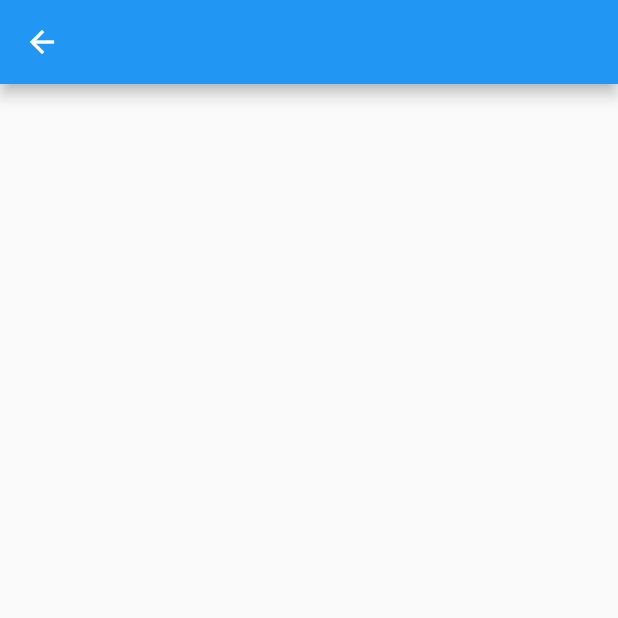
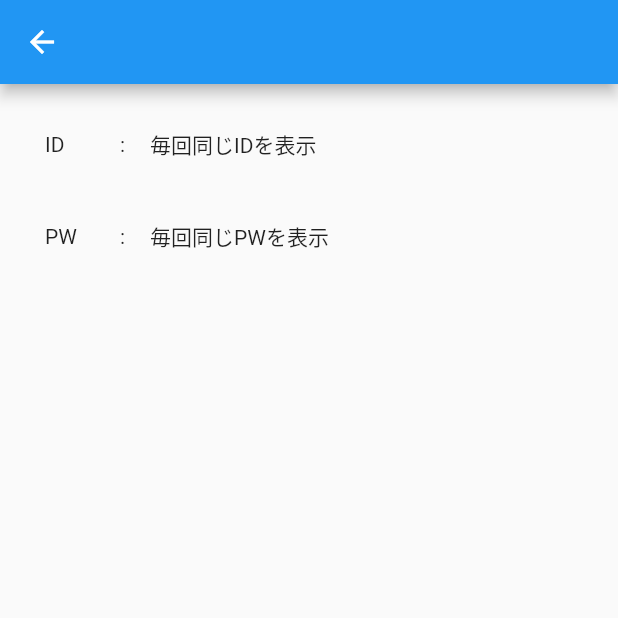
Before and after one commit to yuki1023/Flutter_passApp, a Flutter app: the NextPage screen opened directly, on a phone screen of 412 x 824 dp, the top half of it. Run offline on Flutter 3.47's test engine with Material 2 defaults, Android fonts, the phone set to English and light mode, and no system bars.

Commit message:
新しい画面のレイアウト作成

```diff
--- a/lib/main.dart
+++ b/lib/main.dart
@@ -86,6 +86,5 @@ class _MyHomePageState extends State<MyHomePage> {
 
 
 
-// todo 新しい画面を作成し、リストをタップしたときに遷移
-// todo 新しい画面のレイアウト作成
+
 // todo 新しい画面にリストからデータを引き継ぐ
--- a/lib/next_page.dart
+++ b/lib/next_page.dart
@@ -1,6 +1,6 @@
 import 'package:flutter/material.dart';
+class NextPage extends StatefulWidget {
 
-class NextPage extends StatefulWidget {
 
   @override
   _NextPageState createState() => _NextPageState();
@@ -11,7 +11,45 @@ class _NextPageState extends State<NextPage> {
   Widget build(BuildContext context) {
     return Scaffold(
       appBar: AppBar(),
+      body: Padding(
+        padding: const EdgeInsets.all(30.0),
+        child: Column(
+          // 左詰め
+          crossAxisAlignment: CrossAxisAlignment.start,
+          children: [
+            Row(
+              children:[
+                Container(
+                  width: 50,
+                  child: Text("ID"),
+                ),
+                Container(
+                  width: 20,
+                  child: Text(":"),
+                ),
+                Text("毎回同じIDを表示"),
 
+              ],
+            ),
+            // 余白
+            Padding(padding: EdgeInsets.all(20)),
+            Row(
+              children:[
+                Container(
+                  width: 50,
+                  child: Text("PW"),
+                ),
+                Container(
+                  width: 20,
+                  child: Text(":"),
+                ),
+                Text("毎回同じPWを表示"),
+
+              ],
+            ),
+          ],
+        ),
+      ),
     );
   }
 }
```
